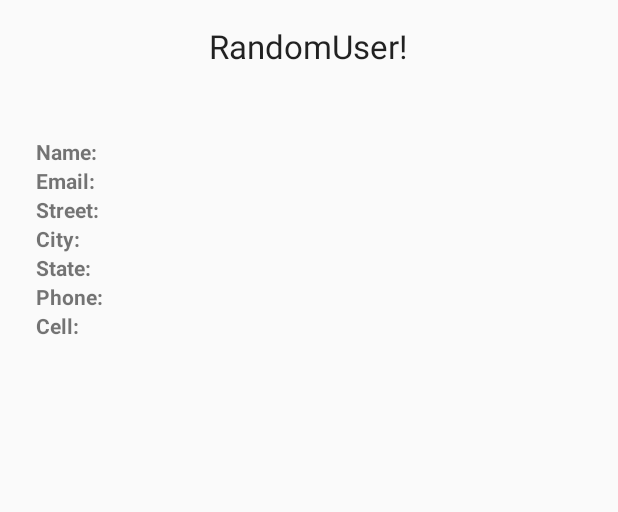
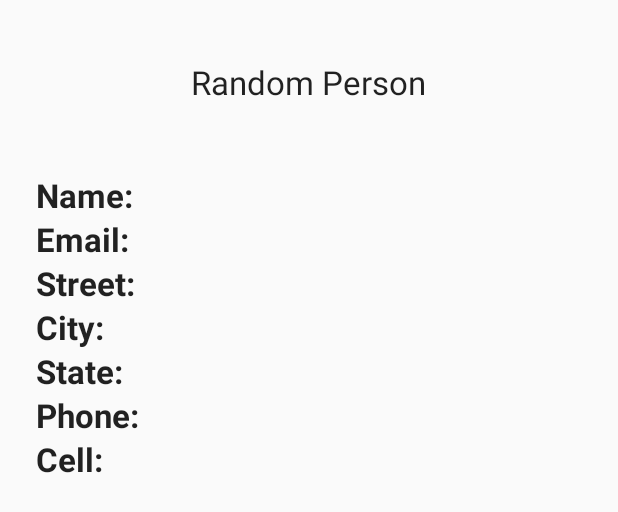
Before and after one commit to eduscosta/RandomUser, an Android app: the layout activity_main.xml on its own in the app's theme, with its tools: preview values and no code run, on a phone screen of 412 x 824 dp. Shown: the top 512 px of the screen. Run offline under Robolectric (Android 15) with nearby library versions, the phone set to English and light mode, and no system bars.

Commit message:
change layout

```diff
--- a/app/src/main/res/layout/activity_main.xml
+++ b/app/src/main/res/layout/activity_main.xml
@@ -11,13 +11,14 @@
         android:layout_width="match_parent"
         android:layout_height="match_parent"
         android:orientation="vertical"
+        android:layout_margin="24dp"
         tools:context="com.example.escosta.randomuser.MainActivity">
 
         <TextView
             android:layout_width="wrap_content"
             android:layout_height="wrap_content"
             android:textAppearance="?android:attr/textAppearanceLarge"
-            android:text="RandomUser!"
+            android:text="Random Person"
             android:layout_margin="16dp"
             android:layout_gravity="center_horizontal"/>
 
@@ -33,12 +34,13 @@
             <TextView
                 android:layout_width="wrap_content"
                 android:layout_height="wrap_content"
-                android:layout_marginLeft="24dp"
+                android:textAppearance="?android:attr/textAppearanceLarge"
                 android:textStyle="bold"
                 android:text="Name: "/>
             <TextView
                 android:layout_width="wrap_content"
                 android:layout_height="wrap_content"
+                android:textAppearance="?android:attr/textAppearanceMedium"
                 android:text="@{user.name.first + ` ` + user.name.last}"/>
         </LinearLayout>
         <LinearLayout
@@ -48,12 +50,14 @@
             <TextView
                 android:layout_width="wrap_content"
                 android:layout_height="wrap_content"
-                android:layout_marginLeft="24dp"
+                android:textAppearance="?android:attr/textAppearanceLarge"
                 android:textStyle="bold"
                 android:text="Email: "/>
             <TextView
                 android:layout_width="wrap_content"
                 android:layout_height="wrap_content"
+                android:textAppearance="?android:attr/textAppearanceMedium"
+
                 android:text="@{user.email}" />
         </LinearLayout>
 
@@ -64,12 +68,13 @@
             <TextView
                 android:layout_width="wrap_content"
                 android:layout_height="wrap_content"
-                android:layout_marginLeft="24dp"
+                android:textAppearance="?android:attr/textAppearanceLarge"
                 android:textStyle="bold"
                 android:text="Street: "/>
             <TextView
                 android:layout_width="wrap_content"
                 android:layout_height="wrap_content"
+                android:textAppearance="?android:attr/textAppearanceMedium"
                 android:text="@{user.location.street}" />
         </LinearLayout>
 
@@ -80,12 +85,13 @@
             <TextView
                 android:layout_width="wrap_content"
                 android:layout_height="wrap_content"
-                android:layout_marginLeft="24dp"
+                android:textAppearance="?android:attr/textAppearanceLarge"
                 android:textStyle="bold"
                 android:text="City: "/>
             <TextView
                 android:layout_width="wrap_content"
                 android:layout_height="wrap_content"
+                android:textAppearance="?android:attr/textAppearanceMedium"
                 android:text="@{user.location.city}" />
         </LinearLayout>
 
@@ -96,12 +102,13 @@
             <TextView
                 android:layout_width="wrap_content"
                 android:layout_height="wrap_content"
-                android:layout_marginLeft="24dp"
+                android:textAppearance="?android:attr/textAppearanceLarge"
                 android:textStyle="bold"
                 android:text="State: "/>
             <TextView
                 android:layout_width="wrap_content"
                 android:layout_height="wrap_content"
+                android:textAppearance="?android:attr/textAppearanceMedium"
                 android:text="@{user.location.state}" />
         </LinearLayout>
 
@@ -112,12 +119,13 @@
             <TextView
                 android:layout_width="wrap_content"
                 android:layout_height="wrap_content"
-                android:layout_marginLeft="24dp"
+                android:textAppearance="?android:attr/textAppearanceLarge"
                 android:textStyle="bold"
                 android:text="Phone: "/>
             <TextView
                 android:layout_width="wrap_content"
                 android:layout_height="wrap_content"
+                android:textAppearance="?android:attr/textAppearanceMedium"
                 android:text="@{user.phone}" />
         </LinearLayout>
 
@@ -128,12 +136,13 @@
             <TextView
                 android:layout_width="wrap_content"
                 android:layout_height="wrap_content"
-                android:layout_marginLeft="24dp"
+                android:textAppearance="?android:attr/textAppearanceLarge"
                 android:textStyle="bold"
                 android:text="Cell: "/>
             <TextView
                 android:layout_width="wrap_content"
                 android:layout_height="wrap_content"
+                android:textAppearance="?android:attr/textAppearanceMedium"
                 android:text="@{user.cell}" />
         </LinearLayout>
     </LinearLayout>
```
